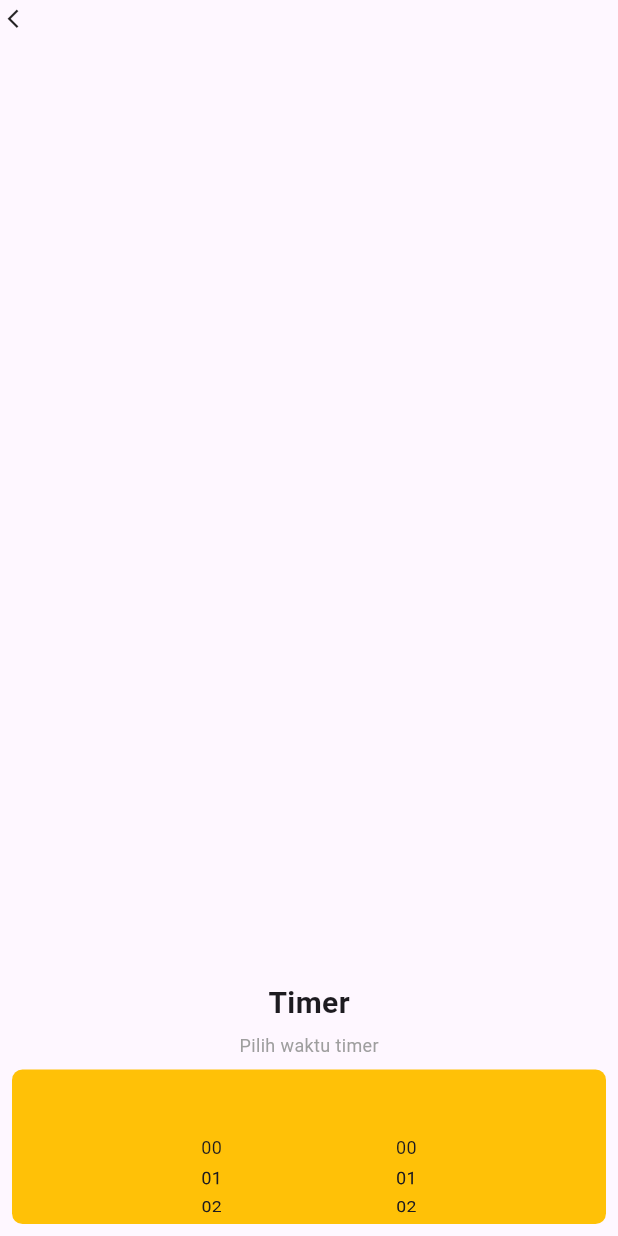
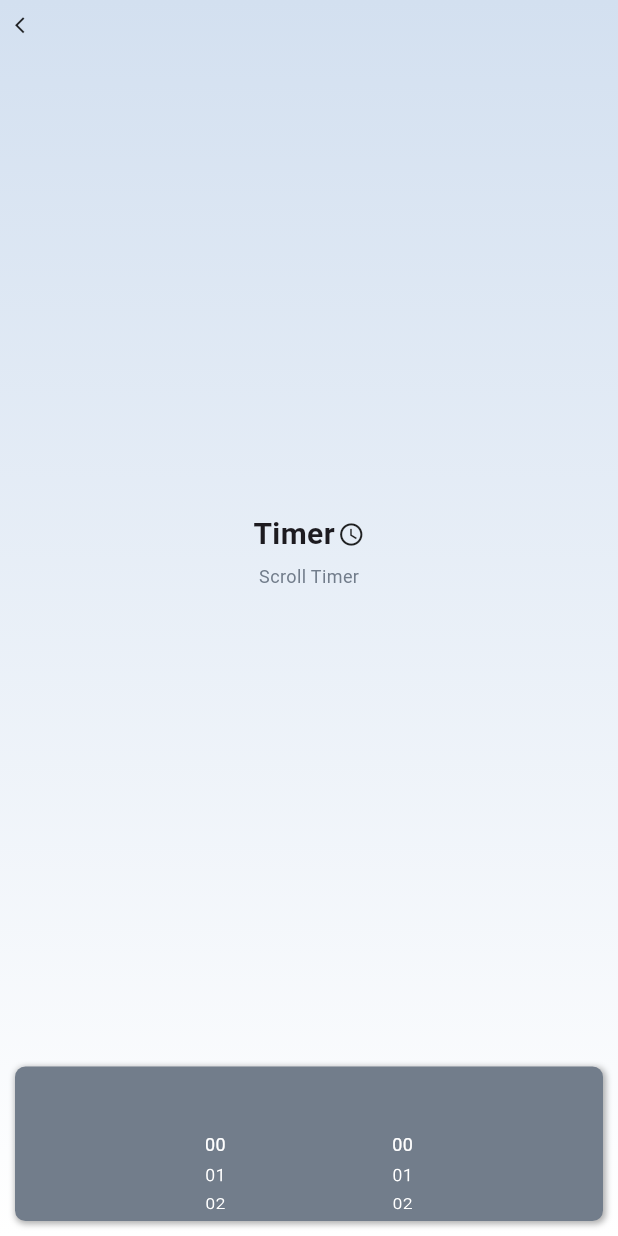
Before and after one commit to Blueeyss14/f-watch, a Flutter app: the TimerPage screen opened directly, on a phone screen of 412 x 824 dp. Run offline on Flutter 3.47's test engine with Material 3 defaults, Android fonts, the light colour scheme and no system bars; our stand-ins replace flutter_dotenv, geolocator; missing offline and left inert: circular_menu, one_clock; network calls fail.

Commit message:
update timer

```diff
--- a/lib/main.dart
+++ b/lib/main.dart
@@ -1,3 +1,4 @@
+import 'package:f_smartwatch/src/features/viewmodels/timer_provider.dart';
 import 'package:f_smartwatch/src/features/viewmodels/weather_provider.dart';
 import 'package:f_smartwatch/src/features/views/home/home_page.dart';
 import 'package:flutter/material.dart';
@@ -9,7 +10,10 @@ void main() async {
   await dotenv.load();
   runApp(
     MultiProvider(
-      providers: [ChangeNotifierProvider(create: (_) => WeatherProvider())],
+      providers: [
+        ChangeNotifierProvider(create: (_) => WeatherProvider()),
+        ChangeNotifierProvider(create: (_) => TimerProvider()),
+      ],
       child: const MyApp(),
     ),
   );
--- a/lib/src/features/views/components/calendar.dart
+++ b/lib/src/features/views/components/calendar.dart
@@ -9,10 +9,10 @@ Widget buildCalendar(BuildContext context) {
   return Container(
     clipBehavior: Clip.antiAlias,
     alignment: Alignment.center,
-    height: 25,
+    height: 27,
     decoration: BoxDecoration(
       color: blue1,
-      borderRadius: BorderRadius.circular(7),
+      borderRadius: BorderRadius.circular(5),
       boxShadow: [
         BoxShadow(
           color: const Color(0xFF9DA9BB),
--- a/lib/src/features/views/components/temperature.dart
+++ b/lib/src/features/views/components/temperature.dart
@@ -19,7 +19,7 @@ Widget buildTemperature(BuildContext context) {
     width: 40,
     decoration: BoxDecoration(
       color: blue1,
-      borderRadius: BorderRadius.circular(7),
+      borderRadius: BorderRadius.circular(5),
       boxShadow: [
         BoxShadow(
           color: const Color(0xFF9DA9BB),
--- a/lib/src/features/views/components/time.dart
+++ b/lib/src/features/views/components/time.dart
@@ -11,7 +11,7 @@ Widget buildTime(BuildContext context) {
     height: 30,
     decoration: BoxDecoration(
       color: blue1,
-      borderRadius: BorderRadius.circular(7),
+      borderRadius: BorderRadius.circular(5),
       boxShadow: [
         BoxShadow(
           color: const Color(0xFF9DA9BB),
--- a/lib/src/features/views/pages/chat_page.dart
+++ b/lib/src/features/views/pages/chat_page.dart
@@ -55,7 +55,7 @@ class _ChatPageState extends State<ChatPage>
                 ),
                 const SizedBox(width: 5),
                 Text(
-                  "User",
+                  "FWatch",
                   style: TextStyle(
                     color: Colors.white,
                     fontSize: 9,
--- a/lib/src/features/views/pages/timer_page.dart
+++ b/lib/src/features/views/pages/timer_page.dart
@@ -1,4 +1,8 @@
+import 'package:f_smartwatch/src/features/viewmodels/timer_provider.dart';
+import 'package:f_smartwatch/src/shared/components/circle_profile.dart';
+import 'package:f_smartwatch/src/shared/style/custom_color.dart';
 import 'package:flutter/material.dart';
+import 'package:provider/provider.dart';
 
 class TimerPage extends StatefulWidget {
   const TimerPage({super.key});
@@ -7,31 +11,48 @@ class TimerPage extends StatefulWidget {
   State<TimerPage> createState() => _TimerPageState();
 }
 
-class _TimerPageState extends State<TimerPage> {
-  int selectedMinute = 0;
-  int selectedSecond = 0;
-
+class _TimerPageState extends State<TimerPage>
+    with AutomaticKeepAliveClientMixin {
   @override
   Widget build(BuildContext context) {
-    return Scaffold(
+    final timerProvider = Provider.of<TimerProvider>(context);
+
+    super.build(context);
+    return Container(
+      decoration: BoxDecoration(
+        gradient: LinearGradient(
+          colors: [blue1, Colors.white],
+          begin: Alignment.topCenter,
+          end: Alignment.bottomCenter,
+        ),
+      ),
+      child: Scaffold(
+        backgroundColor: Colors.transparent,
         body: Column(
           mainAxisAlignment: MainAxisAlignment.start,
           crossAxisAlignment: CrossAxisAlignment.start,
           children: [
             Padding(
-            padding: const EdgeInsets.symmetric(horizontal: 5, vertical: 5),
+              padding: const EdgeInsets.all(10),
               child: GestureDetector(
                 onTap: () {
                   Navigator.pop(context);
                 },
-              child: Icon(Icons.arrow_back_ios, size: 15),
+                child: Icon(Icons.arrow_back_ios, size: 13),
               ),
             ),
             Expanded(
               child: Column(
                 mainAxisAlignment: MainAxisAlignment.end,
                 children: [
-                Column(
+                  if (timerProvider.selectedMinute == 0 &&
+                      timerProvider.selectedSecond == 0)
+                    Expanded(
+                      child: Column(
+                        mainAxisAlignment: MainAxisAlignment.center,
+                        children: [
+                          Row(
+                            mainAxisAlignment: MainAxisAlignment.center,
                             children: [
                               Text(
                                 "Timer",
@@ -40,18 +61,85 @@ class _TimerPageState extends State<TimerPage> {
                                   fontWeight: FontWeight.bold,
                                 ),
                               ),
+                              const SizedBox(width: 2),
+                              Icon(Icons.watch_later_outlined, size: 18),
+                            ],
+                          ),
                           const SizedBox(height: 5),
                           Text(
-                      "Pilih waktu timer",
-                      style: TextStyle(fontSize: 12, color: Colors.grey),
+                            "Scroll Timer",
+                            style: TextStyle(fontSize: 12, color: blue2),
                           ),
                         ],
                       ),
+                    )
+                  else
+                    Expanded(
+                      child: Column(
+                        mainAxisAlignment: MainAxisAlignment.center,
+                        children: [
+                          Text(
+                            "${(timerProvider.remainingSeconds ~/ 60).toString().padLeft(2, '0')}:${(timerProvider.remainingSeconds % 60).toString().padLeft(2, '0')}",
+                            style: TextStyle(fontSize: 20),
+                          ),
+                          const SizedBox(height: 2),
+                          Row(
+                            mainAxisAlignment: MainAxisAlignment.center,
+                            children: [
+                              CircleProfile(
+                                onTap: timerProvider.resetTimer,
+                                width: 15,
+                                height: 15,
+                                color: blue2,
+                                child: Icon(
+                                  Icons.refresh,
+                                  size: 12,
+                                  color: Colors.white,
+                                ),
+                              ),
+                              const SizedBox(width: 10),
+                              CircleProfile(
+                                onTap: () {
+                                  if (timerProvider.isRunning) {
+                                    timerProvider.pauseTimer();
+                                  } else {
+                                    timerProvider.startTimer();
+                                  }
+                                },
+                                width: 15,
+                                height: 15,
+                                color:
+                                    timerProvider.isRunning
+                                        ? Colors.white
+                                        : blue2,
+                                child: Icon(
+                                  Icons.play_arrow,
+                                  size: 12,
+                                  color:
+                                      timerProvider.isRunning
+                                          ? blue2
+                                          : Colors.white,
+                                ),
+                              ),
+                            ],
+                          ),
+                        ],
+                      ),
+                    ),
                   Container(
-                  margin: const EdgeInsets.all(8),
+                    alignment: Alignment.center,
+                    margin: const EdgeInsets.all(10),
                     clipBehavior: Clip.antiAlias,
                     decoration: BoxDecoration(
-                    color: Colors.amber,
+                      color: blue2,
+                      boxShadow: [
+                        BoxShadow(
+                          color: Colors.black.withAlpha(80),
+                          offset: const Offset(1, 1),
+                          blurRadius: 3,
+                          spreadRadius: 0.5,
+                        ),
+                      ],
                       borderRadius: BorderRadius.circular(7),
                     ),
                     child: Row(
@@ -59,13 +147,16 @@ class _TimerPageState extends State<TimerPage> {
                       mainAxisAlignment: MainAxisAlignment.center,
                       children: [
                         SizedBox(
-                        width: MediaQuery.of(context).size.width / 2.5 - 35,
+                          width: MediaQuery.of(context).size.width / 2.5 - 40,
                           height: MediaQuery.of(context).size.width / 4,
                           child: ListWheelScrollView.useDelegate(
                             itemExtent: 20,
                             onSelectedItemChanged: (index) {
                               setState(() {
-                              selectedMinute = index;
+                                timerProvider.selectedMinute = index;
+                                timerProvider.remainingSeconds =
+                                    timerProvider.selectedMinute * 60 +
+                                    timerProvider.selectedSecond;
                               });
                             },
                             childDelegate: ListWheelChildBuilderDelegate(
@@ -74,7 +165,10 @@ class _TimerPageState extends State<TimerPage> {
                                 return Center(
                                   child: Text(
                                     index.toString().padLeft(2, '0'),
-                                  style: TextStyle(fontSize: 12),
+                                    style: TextStyle(
+                                      fontSize: 12,
+                                      color: Colors.white,
+                                    ),
                                   ),
                                 );
                               },
@@ -82,24 +176,30 @@ class _TimerPageState extends State<TimerPage> {
                             ),
                           ),
                         ),
-
                         SizedBox(
-                        width: MediaQuery.of(context).size.width / 2.5 - 35,
+                          width: MediaQuery.of(context).size.width / 2.5 - 40,
                           height: MediaQuery.of(context).size.width / 4,
                           child: ListWheelScrollView.useDelegate(
                             itemExtent: 20,
                             onSelectedItemChanged: (index) {
                               setState(() {
-                              selectedSecond = index;
+                                timerProvider.selectedSecond = index;
+                                timerProvider.remainingSeconds =
+                                    timerProvider.selectedMinute * 60 +
+                                    timerProvider.selectedSecond;
                               });
                             },
+
                             childDelegate: ListWheelChildBuilderDelegate(
                               builder: (context, index) {
                                 if (index < 0 || index > 59) return null;
                                 return Center(
                                   child: Text(
                                     index.toString().padLeft(2, '0'),
-                                  style: TextStyle(fontSize: 12),
+                                    style: TextStyle(
+                                      fontSize: 12,
+                                      color: Colors.white,
+                                    ),
                                   ),
                                 );
                               },
@@ -113,14 +213,12 @@ class _TimerPageState extends State<TimerPage> {
                 ],
               ),
             ),
-          // Center(
-          //   child: Text(
-          //     "Waktu dipilih: ${selectedMinute.toString().padLeft(2, '0')}:${selectedSecond.toString().padLeft(2, '0')}",
-          //     style: TextStyle(fontSize: 20),
-          //   ),
-          // ),
           ],
+        ),
       ),
     );
   }
+
+  @override
+  bool get wantKeepAlive => true;
 }
--- a/lib/src/features/views/pages/watch_menu.dart
+++ b/lib/src/features/views/pages/watch_menu.dart
@@ -20,11 +20,11 @@ class WatchMenu extends StatelessWidget {
             mainAxisAlignment: MainAxisAlignment.center,
             children: [
               Flexible(child: buildCalendar(context)),
-              const SizedBox(height: 5),
+              const SizedBox(height: 7),
               Row(
                 children: [
                   Flexible(child: buildTime(context)),
-                  const SizedBox(width: 5),
+                  const SizedBox(width: 7),
                   buildTemperature(context),
                 ],
               ),
```
Also changed, not shown: lib/src/features/viewmodels/timer_provider.dart (added, +47 -0 lines), lib/src/features/views/home/home_page.dart (+17 -1 lines), lib/src/shared/components/circle_profile.dart (+6 -1 lines). Lines whose indentation alone changed are shown as unchanged.
